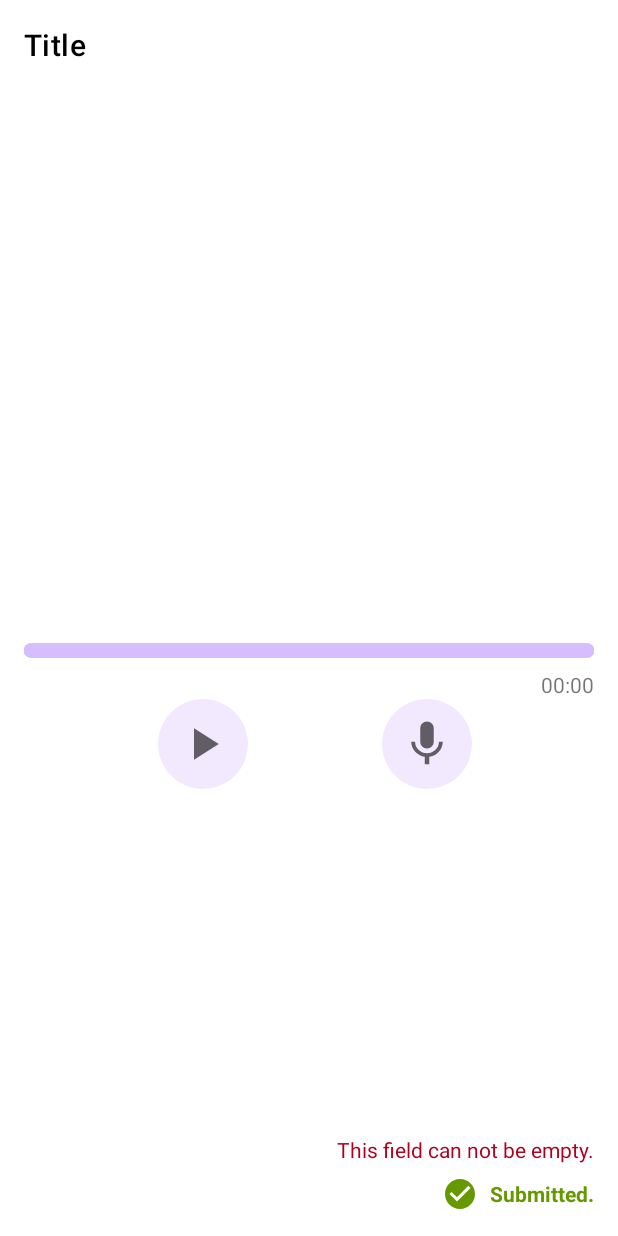
After one commit to m7mdra/question-form, an Android app: the layout row_audio_hr.xml on its own in the app's theme, with its tools: preview values and no code run, on a phone screen of 412 x 824 dp. The commit adds this screen. Run offline under Robolectric (Android 15) with nearby library versions, the phone set to English and light mode, and no system bars.

Commit message:
WIP: horizontal questions

```diff
--- a/form/src/main/res/drawable/ic_baseline_mic_24.xml
+++ b/form/src/main/res/drawable/ic_baseline_mic_24.xml
@@ -1,6 +1,6 @@
 <vector xmlns:android="http://schemas.android.com/apk/res/android"
-    android:width="24dp"
-    android:height="24dp"
+    android:width="36dp"
+    android:height="36dp"
     android:viewportWidth="24"
     android:viewportHeight="24"
     android:tint="?attr/colorControlNormal">
--- a/form/src/main/res/drawable/ic_baseline_play_arrow_24.xml
+++ b/form/src/main/res/drawable/ic_baseline_play_arrow_24.xml
@@ -1,6 +1,6 @@
 <vector xmlns:android="http://schemas.android.com/apk/res/android"
-    android:width="24dp"
-    android:height="24dp"
+    android:width="36dp"
+    android:height="36dp"
     android:viewportWidth="24"
     android:viewportHeight="24"
     android:tint="?attr/colorControlNormal">
--- /dev/null
+++ b/form/src/main/res/layout/row_audio_hr.xml
@@ -0,0 +1,121 @@
+<?xml version="1.0" encoding="utf-8"?>
+<FrameLayout xmlns:android="http://schemas.android.com/apk/res/android"
+    xmlns:app="http://schemas.android.com/apk/res-auto"
+    xmlns:tools="http://schemas.android.com/tools"
+    android:id="@+id/rootLayout"
+    android:layout_width="match_parent"
+    android:layout_height="match_parent"
+    android:animateLayoutChanges="true"
+    app:contentPadding="8dp">
+
+    <androidx.constraintlayout.widget.ConstraintLayout
+        android:layout_width="match_parent"
+        android:layout_height="match_parent"
+        android:layout_margin="8dp">
+
+
+        <TextView
+            android:id="@+id/titleTextView"
+            android:layout_width="0dp"
+            android:layout_height="wrap_content"
+            android:layout_marginStart="8dp"
+            android:layout_marginTop="8dp"
+            android:layout_marginEnd="8dp"
+            android:text="Title"
+            android:textAppearance="@style/TextAppearance.MaterialComponents.Headline6"
+            android:textColor="@android:color/black"
+            app:layout_constraintEnd_toEndOf="parent"
+            app:layout_constraintStart_toStartOf="parent"
+            app:layout_constraintTop_toTopOf="parent" />
+
+        <androidx.appcompat.widget.AppCompatImageButton
+            android:id="@+id/playOrStopButton"
+            android:layout_width="60dp"
+            android:layout_height="60dp"
+            android:layout_marginStart="8dp"
+            android:background="@drawable/circle"
+            android:clickable="true"
+            android:focusable="true"
+
+            android:foreground="?actionBarItemBackground"
+            android:src="@drawable/ic_baseline_play_arrow_24"
+            app:layout_constraintEnd_toStartOf="@+id/recordAudioButton"
+            app:layout_constraintHorizontal_bias="0.5"
+            app:layout_constraintStart_toStartOf="parent"
+            app:layout_constraintTop_toTopOf="@+id/recordAudioButton" />
+
+        <androidx.appcompat.widget.AppCompatImageButton
+            android:id="@+id/recordAudioButton"
+            android:layout_width="60dp"
+            android:layout_height="60dp"
+            android:background="@drawable/circle"
+            android:clickable="true"
+            android:focusable="true"
+            android:foreground="?actionBarItemBackground"
+            android:src="@drawable/ic_baseline_mic_24"
+            app:layout_constraintEnd_toEndOf="parent"
+            app:layout_constraintHorizontal_bias="0.5"
+            app:layout_constraintStart_toEndOf="@+id/playOrStopButton"
+            app:layout_constraintTop_toBottomOf="@+id/recordDurationTextView" />
+
+        <com.google.android.material.progressindicator.LinearProgressIndicator
+            android:id="@+id/recordProgress"
+            android:layout_width="0dp"
+            android:layout_height="wrap_content"
+            android:layout_marginStart="8dp"
+            android:layout_marginTop="8dp"
+            android:layout_marginEnd="8dp"
+            android:max="1000"
+            android:progress="0"
+
+            app:layout_constraintBottom_toBottomOf="parent"
+            app:layout_constraintEnd_toEndOf="parent"
+            app:layout_constraintStart_toStartOf="parent"
+            app:layout_constraintTop_toBottomOf="@+id/titleTextView"
+            app:trackCornerRadius="16dp"
+            app:trackThickness="10dp" />
+
+        <TextView
+            android:id="@+id/recordDurationTextView"
+            android:layout_width="wrap_content"
+            android:layout_height="wrap_content"
+            android:layout_marginTop="8dp"
+            android:layout_marginEnd="8dp"
+            android:text="00:00"
+            app:layout_constraintEnd_toEndOf="parent"
+            app:layout_constraintTop_toBottomOf="@+id/recordProgress" />
+
+        <TextView
+            android:id="@+id/errorTextView"
+            android:layout_width="wrap_content"
+            android:layout_height="wrap_content"
+            android:layout_marginEnd="8dp"
+            android:layout_marginBottom="8dp"
+            android:text="This field can not be empty."
+            android:textColor="@color/design_default_color_error"
+            android:visibility="gone"
+            app:layout_constraintBottom_toTopOf="@+id/submittedTextView"
+            app:layout_constraintEnd_toEndOf="parent"
+            tools:visibility="visible" />
+
+        <com.google.android.material.textview.MaterialTextView
+            android:id="@+id/submittedTextView"
+            android:layout_width="wrap_content"
+            android:layout_height="wrap_content"
+            android:layout_gravity="end"
+            android:layout_marginEnd="8dp"
+            android:layout_marginBottom="8dp"
+            android:drawablePadding="8dp"
+            android:gravity="center"
+            android:text="Submitted."
+            android:textColor="@android:color/holo_green_dark"
+            android:textStyle="bold"
+            android:visibility="gone"
+            app:drawableStartCompat="@drawable/ic_baseline_check_circle_24"
+            app:drawableTint="@android:color/holo_green_dark"
+            app:layout_constraintBottom_toBottomOf="parent"
+            app:layout_constraintEnd_toEndOf="parent"
+            tools:visibility="visible" />
+    </androidx.constraintlayout.widget.ConstraintLayout>
+
+</FrameLayout>
```
Also changed, not shown: form/src/main/res/layout/row_check_hr.xml (added, +74 -0 lines), form/src/main/res/layout/row_dropdown_hr.xml (added, +89 -0 lines).
